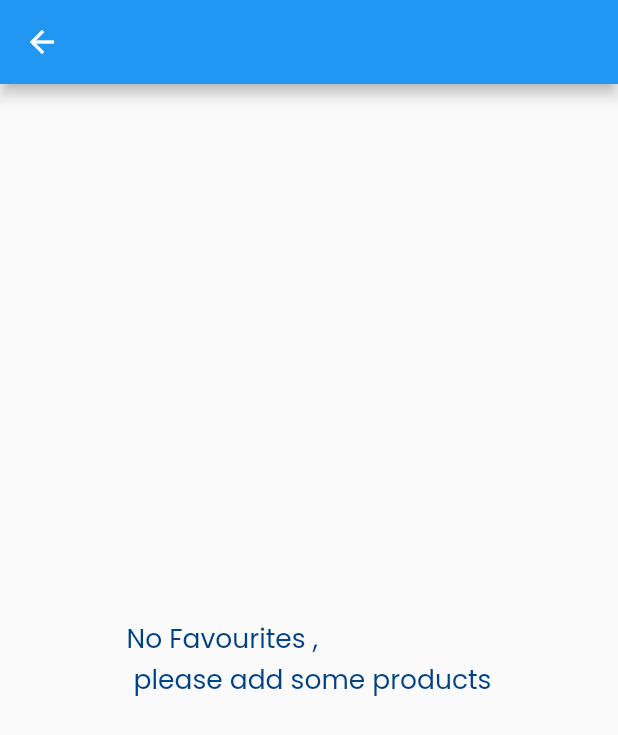
After one commit to omarmaamoun179/e_commerce-app, a Flutter app: the CartsScreen screen opened by its route, on a phone screen of 412 x 824 dp. The commit adds this screen. Shown: the top 735 px of the screen. Run offline on Flutter 3.47's test engine with Material 2 defaults, Android fonts, the phone set to English and light mode, and no system bars; our stand-ins replace bloc, bot_toast, carousel_slider, dartz, dio, equatable and 5 more; missing offline and left inert: vertical_tabs_flutter; accounts and stored records are empty; network calls fail.

Commit message:
add_cart_and remove

```diff
--- a/lib/config/routes/routes.dart
+++ b/lib/config/routes/routes.dart
@@ -7,6 +7,7 @@ import 'package:e_commerce/features/home/data/datasources/get_prand_ds.dart';
 import 'package:e_commerce/features/home/data/datasources/product_data_sourec.dart';
 import 'package:e_commerce/features/home/data/models/product_model/datum.dart';
 import 'package:e_commerce/features/home/presentation/cubit/home_cubit.dart';
+import 'package:e_commerce/features/home/presentation/pages/cart_screen.dart';
 import 'package:e_commerce/features/home/presentation/pages/home_layout.dart';
 import 'package:e_commerce/features/login/data/datasources/login_data_source.dart';
 import 'package:e_commerce/features/login/presentation/cubit/login_cubit.dart';
@@ -70,7 +71,21 @@ class AppRoutes {
             model: routeSettings.arguments as DatumProdcutModel,
           ),
         );
-
+      case Routes.cart:
+        return MaterialPageRoute(
+          builder: (context) => BlocProvider(
+            create: (context) => HomeCubit(
+                GetCategoriesRemote(),
+                RemoteGetPrandsDataSorce(),
+                RemoteGetFav(),
+                RemoteProductDataSource(),
+                RemoteAddToFav(),
+                RemoteCartsDataSource(),
+                RemoteAddTocartDataSource())
+              ..getCart(),
+            child: const CartsScreen(),
+          ),
+        );
       //
 
       default:
--- /dev/null
+++ b/lib/features/home/presentation/pages/cart_screen.dart
@@ -0,0 +1,46 @@
+import 'package:e_commerce/features/home/presentation/cubit/home_cubit.dart';
+import 'package:e_commerce/features/home/presentation/cubit/home_state.dart';
+import 'package:e_commerce/features/home/presentation/widgets/cart_widget.dart';
+import 'package:flutter/material.dart';
+import 'package:flutter_bloc/flutter_bloc.dart';
+import 'package:flutter_screenutil/flutter_screenutil.dart';
+import 'package:google_fonts/google_fonts.dart';
+
+class CartsScreen extends StatelessWidget {
+  const CartsScreen({super.key});
+
+  @override
+  Widget build(BuildContext context) {
+    return BlocConsumer<HomeCubit, HomeState>(
+      listener: (context, state) {},
+      builder: (context, state) {
+        return HomeCubit.get(context).carts.isEmpty
+            ? Scaffold(
+                appBar: AppBar(),
+                body: Center(
+                  child: Text(
+                    'No Favourites ,\n please add some products',
+                    style: GoogleFonts.poppins(
+                      fontWeight: FontWeight.w400,
+                      fontSize: 20.sp,
+                      color: const Color(0xff004182),
+                    ),
+                  ),
+                ),
+              )
+            : ListView.separated(
+                separatorBuilder: (context, index) {
+                  return SizedBox(
+                    height: 25.h,
+                  );
+                },
+                itemCount: HomeCubit.get(context).favourites.length,
+                itemBuilder: (context, index) {
+                  return CartWidget(
+                    product: HomeCubit.get(context).carts[index],
+                  );
+                });
+      },
+    );
+  }
+}
```
Also changed, not shown: lib/features/home/presentation/widgets/cart_widget.dart (added, +238 -0 lines).
